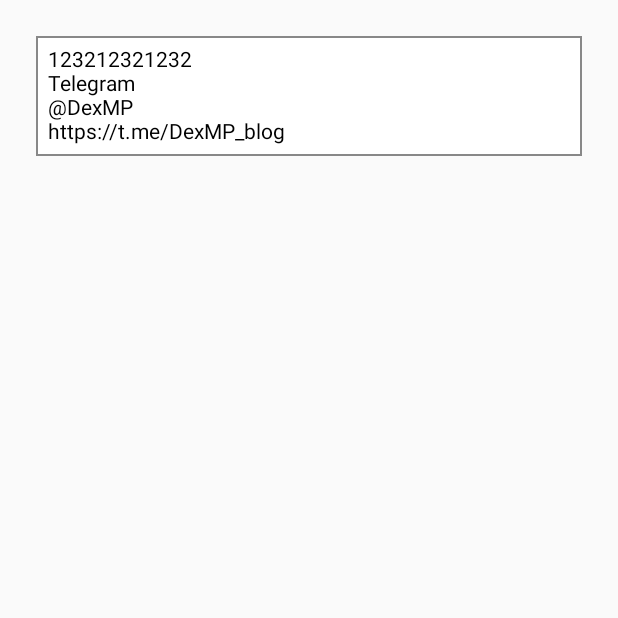
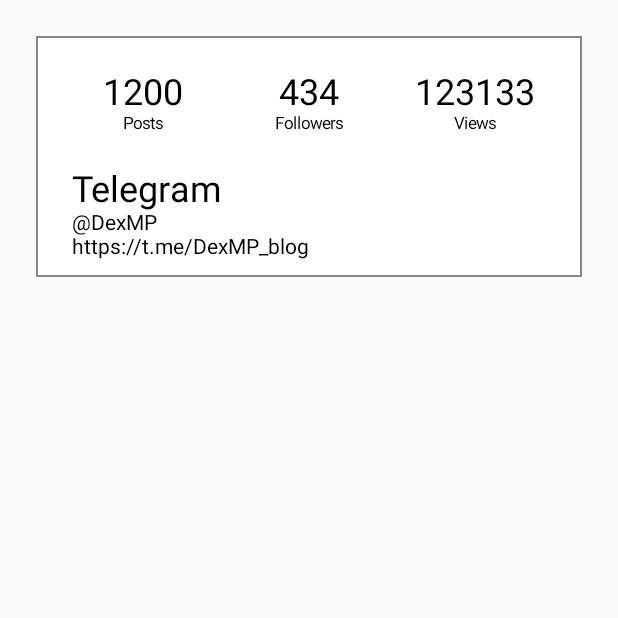
Before and after one commit to DexMP/FirstComposeProject, an Android app built with Jetpack Compose: the screen it shows after launch (MainActivity), on a phone screen of 412 x 824 dp, the top half of it. Run offline under Robolectric (Android 15) with nearby library versions, the phone set to English and light mode, and no system bars.

Commit message:
Third Lesson JPC

```diff
--- a/app/src/main/java/com/dexmp/learning1/MainActivity.kt
+++ b/app/src/main/java/com/dexmp/learning1/MainActivity.kt
@@ -6,18 +6,25 @@ import androidx.activity.compose.setContent
 import androidx.activity.enableEdgeToEdge
 import androidx.compose.foundation.background
 import androidx.compose.foundation.border
+import androidx.compose.foundation.layout.Arrangement
 import androidx.compose.foundation.layout.Box
 import androidx.compose.foundation.layout.Column
 import androidx.compose.foundation.layout.Row
 import androidx.compose.foundation.layout.fillMaxHeight
 import androidx.compose.foundation.layout.fillMaxWidth
 import androidx.compose.foundation.layout.padding
+import androidx.compose.material3.Button
+import androidx.compose.material3.Icon
 import androidx.compose.material3.Text
 import androidx.compose.runtime.Composable
+import androidx.compose.ui.Alignment
 import androidx.compose.ui.Modifier
+import androidx.compose.ui.draw.clip
 import androidx.compose.ui.graphics.Color
 import androidx.compose.ui.tooling.preview.Preview
 import androidx.compose.ui.unit.dp
+import androidx.compose.ui.unit.em
+import androidx.compose.ui.unit.sp
 
 class MainActivity : ComponentActivity() {
     override fun onCreate(savedInstanceState: Bundle?) {
@@ -33,7 +40,9 @@ class MainActivity : ComponentActivity() {
 @Composable
 fun VisitCard() {
 
-    val num_posts = 1232
+    val num_posts = intArrayOf(1200, 434, 123133)
+    val what_is = arrayOf("Posts", "Followers", "Views")
+    val tg_stat = arrayOf("Telegram", "@DexMP", "https://t.me/DexMP_blog")
 
     Box(
         modifier = Modifier
@@ -44,24 +53,45 @@ fun VisitCard() {
     ){
         Column(
             modifier = Modifier
-                .padding(all = 8.dp)
                 .fillMaxWidth()
         ) {
             Row(
                 modifier = Modifier
                     .fillMaxWidth()
+                    .padding(all = 16.dp)
             ) {
                 for(i in 0 until 3) {
-                    Box(){
-                        Column() {
-                            Text(text = "$num_posts")
+                    Box(
+                        modifier = Modifier
+                            .weight(1f),
+                        contentAlignment = Alignment.Center
+                    ){
+                        Column(
+                            modifier = Modifier
+                                .padding(all = 8.dp),
+                            verticalArrangement = Arrangement.Center,
+                            horizontalAlignment = Alignment.CenterHorizontally
+                        ) {
+                            Text(text = "${num_posts[i]}", fontSize = 24.sp)
+                            Text(text = what_is[i], fontSize = 11.sp)
                         }
                     }
                 }
             }
-            Text(text = "Telegram")
-            Text(text = "@DexMP")
-            Text(text = "https://t.me/DexMP_blog")
+            Column(
+                modifier = Modifier
+                    .padding(start = 24.dp, bottom = 12.dp)
+            ) {
+                for(i in 0 until 3) {
+                    if (i == 0){
+                        Box() {
+                            Text(tg_stat[i], fontSize = 24.sp)
+                        }
+                    } else {
+                        Text(tg_stat[i])
+                    }
+                }
+            }
         }
     }
 
```
